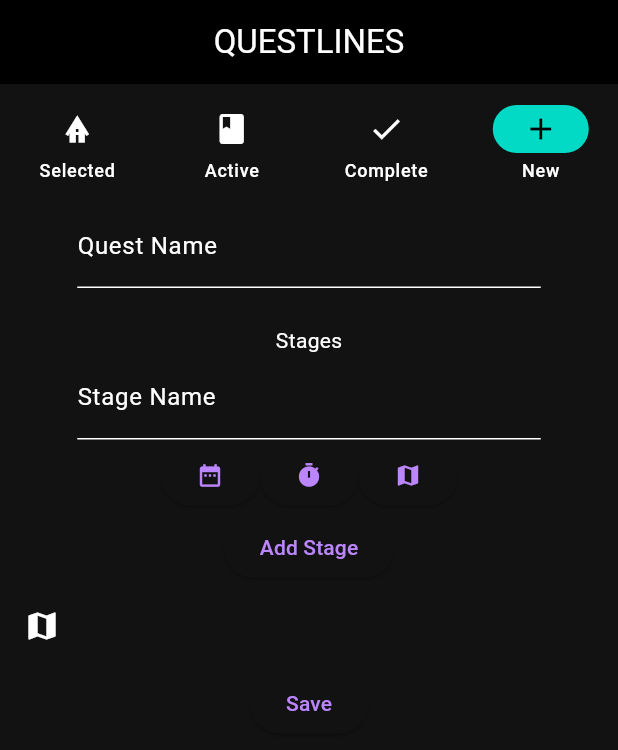
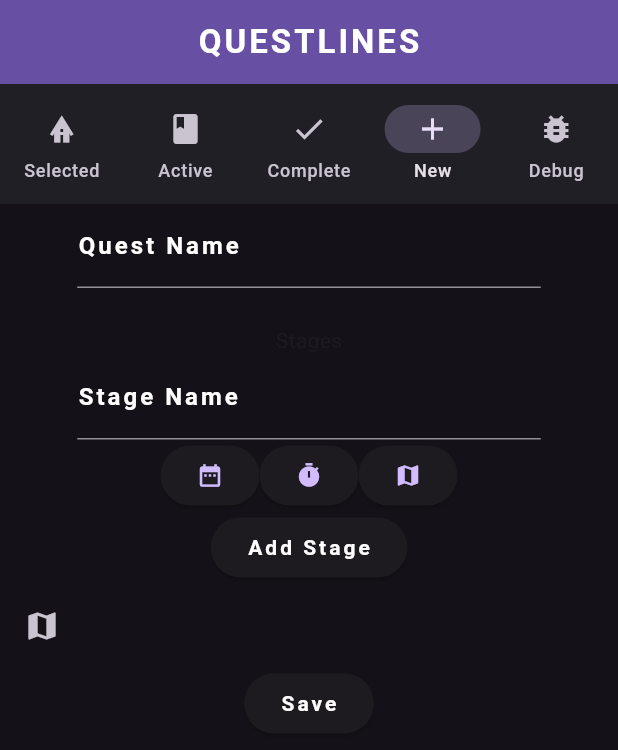
Before and after one commit to mradamgbeck/questlines_flutter, a Flutter app: the screen it shows after launch, item 4 of the bottom bar chosen, on a phone screen of 412 x 824 dp. Shown: the top 750 px of the screen. Run offline on Flutter 3.47's test engine with Material 3 defaults, Android fonts, the phone set to English and light mode, and no system bars; our stand-ins replace flutter_map, geolocator, google_fonts, isar, latlong2; missing offline and left inert: string_extension, word_generator; accounts and stored records are empty; generated files the repository leaves out were written again.

Commit message:
add google fonts and styled text

```diff
--- a/lib/main.dart
+++ b/lib/main.dart
@@ -1,4 +1,5 @@
 import 'package:flutter/material.dart';
+import 'package:google_fonts/google_fonts.dart';
 import 'package:provider/provider.dart';
 import 'package:questlines/constants.dart';
 import 'package:questlines/pages/active_quest_page.dart';
@@ -8,6 +9,7 @@ import 'package:questlines/pages/edit_quest_page.dart';
 import 'package:questlines/pages/selected_quest_page.dart';
 import 'package:questlines/state/app_state.dart';
 import 'package:questlines/state/database.dart';
+import 'package:questlines/widgets/styled_text.dart';
 
 main() async {
   WidgetsFlutterBinding.ensureInitialized();
@@ -29,7 +31,11 @@ class MyApp extends StatelessWidget {
         child: MaterialApp(
           title: APP_TITLE,
           theme: ThemeData(
-              useMaterial3: true, colorScheme: const ColorScheme.dark()),
+              useMaterial3: true,
+              primaryColor: Colors.red,
+              brightness: Brightness.dark,
+              textTheme: GoogleFonts.cinzelDecorativeTextTheme()
+              ),
           home: MainPage(title: APP_TITLE, db: db),
         ));
   }
@@ -68,7 +74,7 @@ class _MainPageState extends State<MainPage> {
         appBar: AppBar(
           centerTitle: true,
           backgroundColor: Theme.of(context).colorScheme.inversePrimary,
-          title: Text(widget.title),
+          title: StyledText.appTitle(widget.title),
         ),
         body: Column(children: [
           SafeArea(
@@ -90,10 +96,10 @@ class _MainPageState extends State<MainPage> {
                 icon: Icon(Icons.add),
                 label: 'New',
               ),
-              // NavigationDestination(
-              //   icon: Icon(Icons.bug_report),
-              //   label: 'Debug',
-              // ),
+              NavigationDestination(
+                icon: Icon(Icons.bug_report),
+                label: 'Debug',
+              ),
             ],
             selectedIndex: selectedPage,
             onDestinationSelected: (value) => {
--- a/lib/pages/edit_quest_page.dart
+++ b/lib/pages/edit_quest_page.dart
@@ -4,16 +4,16 @@ import 'package:flutter/material.dart';
 import 'package:latlong2/latlong.dart';
 import 'package:questlines/constants.dart';
 import 'package:questlines/main.dart';
-import 'package:questlines/services/location.dart';
 import 'package:questlines/services/sizes.dart';
 import 'package:questlines/services/time.dart';
 import 'package:questlines/types/quest.dart';
 import 'package:questlines/widgets/location_picker.dart';
+import 'package:questlines/widgets/styled_text.dart';
 import '../types/stage.dart';
 
 class EditQuestPage extends StatefulWidget {
   Quest quest = Quest();
-    LatLng? stageLocation;
+  LatLng? stageLocation;
 
   var editing = false;
 
@@ -160,7 +160,9 @@ class _EditQuestPageState extends State<EditQuestPage> {
                           });
                         },
                         controller: questController,
-                        decoration: InputDecoration(label: Text('Quest Name')),
+                        style: TextStyle(color: Colors.white),
+                        decoration: InputDecoration(
+                            label: StyledText.cardTitle('Quest Name')),
                       ),
                     ),
                     SizedBox(
@@ -171,7 +173,9 @@ class _EditQuestPageState extends State<EditQuestPage> {
                       width: getPercentageOfScreenWidth(context, 0.75),
                       child: TextFormField(
                         controller: stageController,
-                        decoration: InputDecoration(label: Text('Stage Name')),
+                        style: TextStyle(color: Colors.white),
+                        decoration: InputDecoration(
+                            label: StyledText.cardTitle('Stage Name')),
                       ),
                     ),
                     Row(
@@ -213,14 +217,14 @@ class _EditQuestPageState extends State<EditQuestPage> {
                           addStage(stage);
                         });
                       },
-                      child: const Text('Add Stage'),
+                      child: StyledText.navButton('Add Stage'),
                     ),
                     Column(
                         mainAxisAlignment: MainAxisAlignment.center,
                         children: [
                           ListTile(
                             leading: Icon(Icons.map),
-                            title: Text(widget.quest.name),
+                            title: StyledText.cardBody(widget.quest.name),
                           ),
                           Column(
                             children: [
@@ -253,10 +257,11 @@ class _EditQuestPageState extends State<EditQuestPage> {
                                         key: ValueKey(stage.id),
                                         title: Column(
                                           children: [
-                                            Text(stage.name),
+                                            StyledText.cardBody(stage.name),
                                             if (stage.deadline != null)
-                                              Text(formatDateTime(
-                                                  stage.deadline)),
+                                              StyledText.cardBody(
+                                                  formatDateTime(
+                                                      stage.deadline)),
                                           ],
                                         ),
                                       ),
@@ -269,7 +274,7 @@ class _EditQuestPageState extends State<EditQuestPage> {
                   ],
                 )),
             ElevatedButton(
-              child: Text('Save'),
+              child: StyledText.navButton('Save'),
               onPressed: () {
                 saveAll();
                 if (widget.editing) {
--- a/lib/widgets/quest_card.dart
+++ b/lib/widgets/quest_card.dart
@@ -4,6 +4,7 @@ import 'package:flutter/material.dart';
 import 'package:questlines/pages/edit_quest_page.dart';
 import 'package:questlines/services/time.dart';
 import 'package:questlines/types/stage.dart';
+import 'package:questlines/widgets/styled_text.dart';
 import '../types/quest.dart';
 
 class QuestCard extends StatelessWidget {
@@ -44,9 +45,9 @@ class QuestCard extends StatelessWidget {
                         padding: const EdgeInsets.fromLTRB(10, 0, 10, 0),
                         child: Column(
                           children: [
-                            Text(stage.name),
+                            StyledText.cardBody(stage.name),
                             if (stage.deadline != null)
-                              Text('${getRemainingTime(stage.deadline)} remain')
+                              StyledText.cardBody('${getRemainingTime(stage.deadline)} remain')
                           ],
                         ),
                       )
@@ -62,9 +63,9 @@ class QuestCard extends StatelessWidget {
                     padding: const EdgeInsets.all(10.0),
                     child: Column(
                       children: [
-                        Text(selectedStage.name),
+                        StyledText.cardBody(selectedStage.name),
                         if (selectedStage.deadline != null)
-                          Text(
+                          StyledText.cardBody(
                               '${getRemainingTime(selectedStage.deadline)} remain')
                       ],
                     ),
@@ -112,7 +113,7 @@ class QuestCard extends StatelessWidget {
             ListTile(
               titleAlignment: ListTileTitleAlignment.center,
               leading: getIcon(quest),
-              title: Text(quest.name),
+              title: StyledText.cardTitle(quest.name),
             ),
             getStagesWidgets(),
             Row(
--- /dev/null
+++ b/lib/widgets/styled_text.dart
@@ -0,0 +1,43 @@
+import 'package:flutter/material.dart';
+
+class StyledText extends StatelessWidget {
+  final String text;
+  late final TextStyle? Function(BuildContext context)? getStyle;
+
+StyledText.appTitle(this.text, {Key? key}) : super(key: key) {
+    getStyle = (context) {
+      return TextTheme(
+        displayLarge: TextStyle(color: Colors.white, fontWeight: FontWeight.bold, letterSpacing: 2)
+      ).displayLarge;
+    };
+  }
+
+  StyledText.navButton(this.text, {Key? key}) : super(key: key) {
+    getStyle = (context) {
+      return TextTheme(
+        headlineSmall: TextStyle(color: Colors.white, fontWeight: FontWeight.bold, letterSpacing: 2)
+      ).headlineSmall;
+    };
+  }
+
+StyledText.cardTitle(this.text, {Key? key}) : super(key: key) {
+    getStyle = (context) {
+      return TextTheme(
+        titleSmall: TextStyle(color: Colors.white, fontWeight: FontWeight.bold, letterSpacing: 2)
+      ).titleSmall;
+    };
+  }
+
+  StyledText.cardBody(this.text, {Key? key}) : super(key: key) {
+    getStyle = (context) {
+      return TextTheme(
+        bodySmall: TextStyle(color: Colors.white, fontWeight: FontWeight.bold, letterSpacing: 2)
+      ).bodySmall;
+    };
+  }
+
+  @override
+  Widget build(BuildContext context) {
+    return Text(text, style: getStyle?.call(context));
+  }
+}
--- a/pubspec.yaml
+++ b/pubspec.yaml
@@ -22,6 +22,7 @@ dependencies:
   flutter_map: ^6.1.0
   latlong2: ^0.9.0
   geolocator: ^10.1.1
+  google_fonts: ^6.1.0
 dev_dependencies:
   flutter_test:
     sdk: flutter
```
Also changed, not shown: pubspec.lock.
